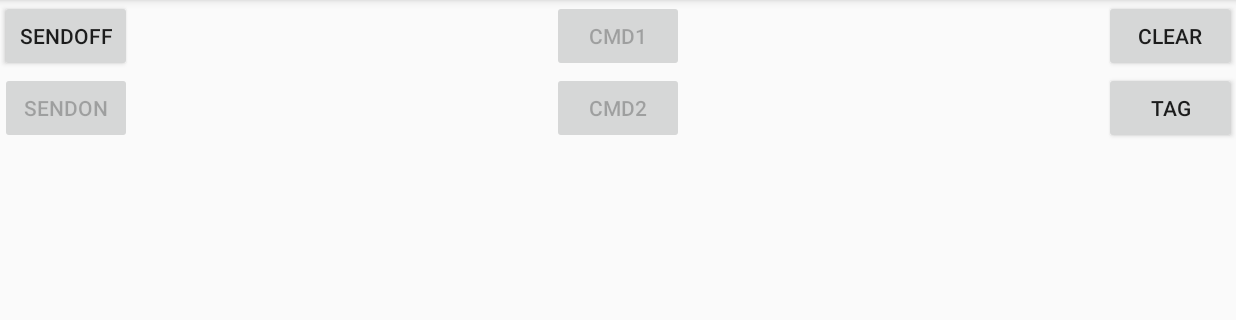
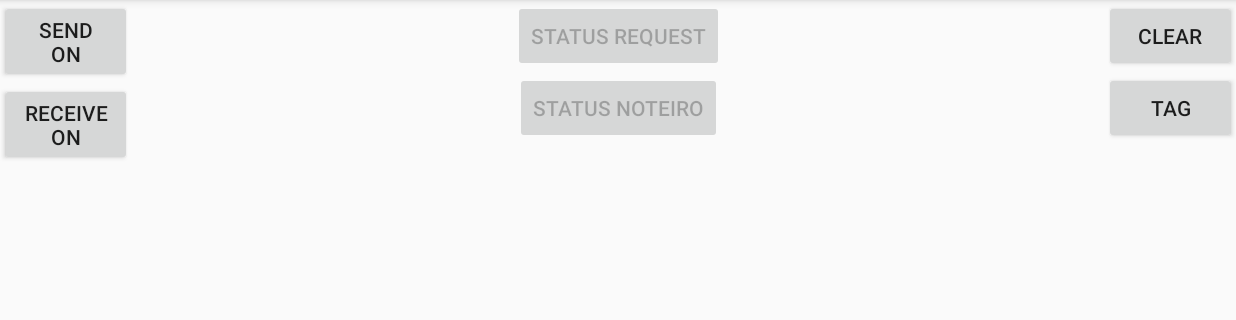
Before and after one commit to AnaniasLima/SerialBasics, an Android app: the screen it shows after launch (MainActivity), on a phone screen of 824 x 412 dp (held sideways), the part 72-392 px from its top. Run offline under Robolectric (Android 15) with nearby library versions, the phone set to English and light mode, and no system bars; our stand-ins replace Timber; libraries missing offline, so code that uses them is left out: com.felhr.usbserial; 2 statements that could not run were skipped.

Commit message:
Serial enviando e recebendo EVENTS para o Arduino. Num teste com 50.000 pacotes enviados, recebemos 3 pacotes com erro.

```diff
--- a/app/src/main/java/com/example/serialbasics/MainActivity.kt
+++ b/app/src/main/java/com/example/serialbasics/MainActivity.kt
@@ -12,7 +12,6 @@ import timber.log.Timber
 import android.net.wifi.WifiManager
 import android.os.Handler
 import android.util.Log
-import com.example.serialbasics.Data.Model.ConnectThread
 import com.example.serialbasics.Data.Model.EventType
 import java.text.SimpleDateFormat
 import java.util.*
@@ -80,12 +79,12 @@ class MainActivity : AppCompatActivity() {
     private var usbSerialRunnable = Runnable {
         if ( ArduinoSerialDevice.isConnected ) {
 //            mostraNaTela("usbSerialRunnable Conectado")
-            btnSendCmd1.isEnabled = true
-            btnSendCmd2.isEnabled = true
+            btnStatusRequest.isEnabled = true
+            btnStatusNoteiro.isEnabled = true
         } else {
             mostraNaTela("usbSerialRunnable NAO Conectado")
-            btnSendCmd1.isEnabled = false
-            btnSendCmd2.isEnabled = false
+            btnStatusRequest.isEnabled = false
+            btnStatusNoteiro.isEnabled = false
             ArduinoSerialDevice.connect()
         }
 
@@ -93,14 +92,14 @@ class MainActivity : AppCompatActivity() {
     }
 
     private var loopDeStatusRequest = Runnable {
-        for (i in 1.. 10000) {
+        for (i in 1.. 10) {
             ArduinoSerialDevice.sendData(EventType.FW_STATUS_RQ)
             Thread.sleep(30)
         }
     }
 
     private var loopNoteiroRequest = Runnable {
-        for (i in 1.. 1000) {
+        for (i in 1.. 3) {
             ArduinoSerialDevice.sendData(EventType.FW_NOTEIRO)
             Thread.sleep(300)
         }
@@ -144,23 +143,17 @@ class MainActivity : AppCompatActivity() {
         ArduinoSerialDevice.usbSetFilters()
 
 
-        btnSendCmd1.setOnClickListener {
-            Timber.e("------------Antes-----------")
+        btnStatusRequest.setOnClickListener {
             Thread {
                 loopDeStatusRequest.run()
             }.start()
-            Timber.e("----------depois-----------")
-
-            //ArduinoSerialDevice.sendData(EventType.FW_STATUS_RQ)
         }
 
 
-        btnSendCmd2.setOnClickListener {
-            Timber.e("------------Antes-----------")
+        btnStatusNoteiro.setOnClickListener {
             Thread {
                 loopNoteiroRequest.run()
             }.start()
-            Timber.e("----------depois-----------")
         }
 
 
@@ -175,16 +168,25 @@ class MainActivity : AppCompatActivity() {
             mostraNaTela("")
         }
 
-        btnEchoSendOff.setOnClickListener {
-            btnEchoSendOff.isEnabled = false
-            btnEchoSendOn.isEnabled = true
+        btnEchoSend.setOnClickListener {
+            if ( ArduinoSerialDevice.getLogLevel(FunctionType.FX_TX) == 0) {
+                btnEchoSend.text = "Send\nOff"
+                ArduinoSerialDevice.setLogLevel(FunctionType.FX_TX, 1)
+            }  else {
+                btnEchoSend.text = "Send\nOn"
+                ArduinoSerialDevice.setLogLevel(FunctionType.FX_TX, 0)
+            }
         }
 
-        btnEchoSendOn.setOnClickListener {
-            btnEchoSendOff.isEnabled = true
-            btnEchoSendOn.isEnabled = false
+        btnEchoReceive.setOnClickListener {
+            if ( ArduinoSerialDevice.getLogLevel(FunctionType.FX_RX) == 0) {
+                btnEchoReceive.text = "Receive\nOff"
+                ArduinoSerialDevice.setLogLevel(FunctionType.FX_RX, 1)
+            }  else {
+                btnEchoReceive.text = "Receive\nOn"
+                ArduinoSerialDevice.setLogLevel(FunctionType.FX_RX, 0)
+            }
         }
-
 
         Timber.i("Vai iniciar processo de pooling para ver o estado do conexao USB-SERIAL")
         usbSerialImediateChecking(100)
@@ -201,8 +203,6 @@ class MainActivity : AppCompatActivity() {
 
 
 
-
-
     private val broadcastReceiverWifi = object : BroadcastReceiver() {
         override fun onReceive(context: Context?, intent: Intent?) {
             if ( intent != null) {
--- a/app/src/main/res/layout/activity_main.xml
+++ b/app/src/main/res/layout/activity_main.xml
@@ -8,42 +8,42 @@
 
 
     <Button
-        android:id="@+id/btnEchoSendOff"
+        android:id="@+id/btnEchoSend"
         android:layout_width="wrap_content"
         android:layout_height="wrap_content"
         android:enabled="true"
-        android:text="@string/sendOff"
+        android:text="@string/sendOn"
         app:layout_constraintLeft_toLeftOf="parent"
         app:layout_constraintTop_toTopOf="parent" />
 
     <Button
-        android:id="@+id/btnEchoSendOn"
+        android:id="@+id/btnEchoReceive"
+        android:layout_width="wrap_content"
+        android:layout_height="wrap_content"
+        android:enabled="true"
+        android:text="@string/receiveOn"
+        app:layout_constraintLeft_toLeftOf="parent"
+        app:layout_constraintTop_toBottomOf="@id/btnEchoSend" />
+
+    <Button
+        android:id="@+id/btnStatusRequest"
         android:layout_width="wrap_content"
         android:layout_height="wrap_content"
         android:enabled="false"
-        android:text="@string/sendOn"
-        app:layout_constraintLeft_toLeftOf="parent"
-        app:layout_constraintTop_toBottomOf="@id/btnEchoSendOff" />
-
-    <Button
-        android:id="@+id/btnSendCmd1"
-        android:layout_width="wrap_content"
-        android:layout_height="wrap_content"
-        android:enabled="false"
-        android:text="@string/cmd1"
+        android:text="@string/statusRequest"
         app:layout_constraintLeft_toLeftOf="parent"
         app:layout_constraintRight_toRightOf="parent"
         app:layout_constraintTop_toTopOf="parent" />
 
     <Button
-        android:id="@+id/btnSendCmd2"
+        android:id="@+id/btnStatusNoteiro"
         android:layout_width="wrap_content"
         android:layout_height="wrap_content"
         android:enabled="false"
-        android:text="@string/cmd2"
+        android:text="@string/statusNoteiro"
         app:layout_constraintLeft_toLeftOf="parent"
         app:layout_constraintRight_toRightOf="parent"
-        app:layout_constraintTop_toBottomOf="@id/btnSendCmd1" />
+        app:layout_constraintTop_toBottomOf="@id/btnStatusRequest" />
 
     <Button
         android:id="@+id/btnClear"
@@ -68,7 +68,7 @@
         android:id="@+id/textView"
         android:layout_width="match_parent"
         android:layout_height="500dp"
-        android:text="Uma linha bem grande para set testada com uma extensão maior"
+        android:text=""
         app:layout_constraintBottom_toBottomOf="parent"
         app:layout_constraintEnd_toEndOf="parent"
         app:layout_constraintStart_toStartOf="parent" />
--- a/app/src/main/res/values/strings.xml
+++ b/app/src/main/res/values/strings.xml
@@ -1,9 +1,11 @@
 <resources>
     <string name="app_name">SerialBasics</string>
-    <string name="cmd1">CMD1</string>
-    <string name="cmd2">CMD2</string>
+    <string name="statusRequest">Status Request</string>
+    <string name="statusNoteiro">Status Noteiro</string>
     <string name="clear">CLEAR</string>
     <string name="tag">TAG</string>
-    <string name="sendOn">SendOn</string>
-    <string name="sendOff">SendOff</string>
+    <string name="sendOn">Send\nOn</string>
+    <string name="sendOff">Send\nOff</string>
+    <string name="receiveOn">Receive\nOn</string>
+    <string name="receiveOff">Receive\nOff</string>
 </resources>
```
Also changed, not shown: app/src/main/java/com/example/serialbasics/ArduinoSerialDevice.kt (+36 -11 lines), app/src/main/java/com/example/serialbasics/Data/Model/ConnectThread.kt (+41 -29 lines), app/src/main/java/com/example/serialbasics/Data/Model/Event.kt (+22 -0 lines).
